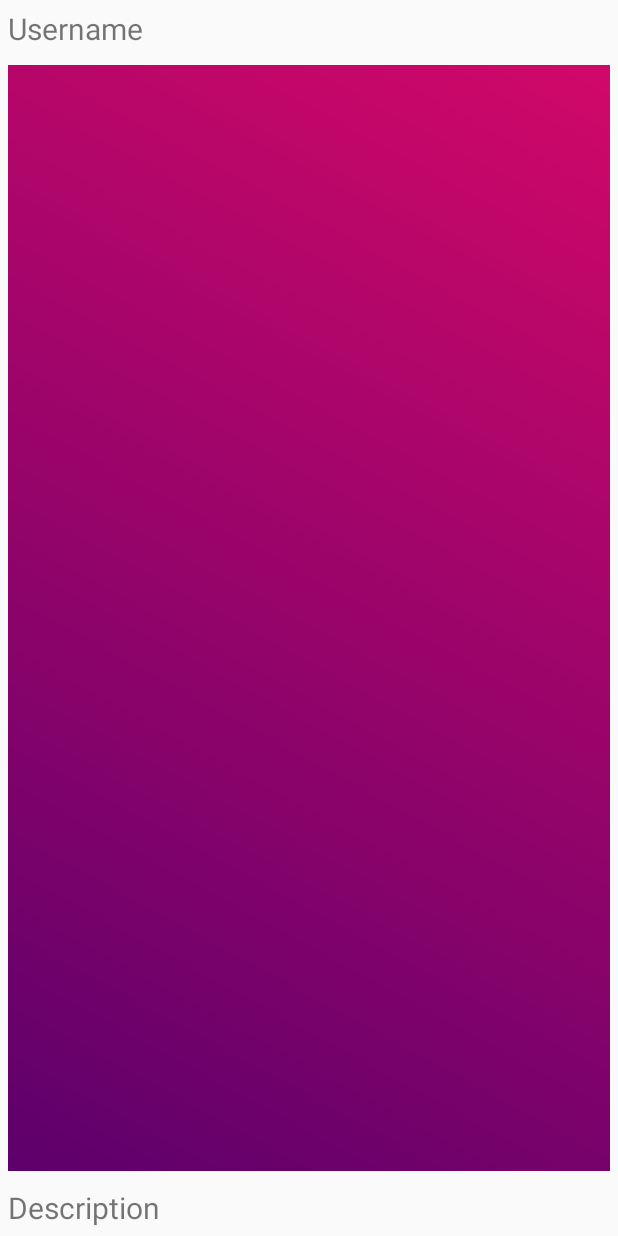
After one commit to Bertogonz3000/Parsetegram, an Android app: the PostDetailsActivity screen opened directly, with no data from a screen before it, on a phone screen of 412 x 824 dp. The commit adds this screen. Run offline under Robolectric (Android 15) with nearby library versions, the phone set to English and light mode, and no system bars.

Commit message:
Creating postdetailsactivity

```diff
--- a/app/src/main/AndroidManifest.xml
+++ b/app/src/main/AndroidManifest.xml
@@ -38,7 +38,8 @@
                 android:resource="@xml/paths" />
         </provider>
 
-        <activity android:name=".FeedActivity"></activity>
+        <activity android:name=".FeedActivity" />
+        <activity android:name=".PostDetailsActivity"></activity>
     </application>
 
 </manifest>
--- a/app/src/main/java/com/example/bertogonz3000/parstegram/Model/Post.java
+++ b/app/src/main/java/com/example/bertogonz3000/parstegram/Model/Post.java
@@ -11,6 +11,7 @@ import com.parse.ParseFile;
 import com.parse.ParseObject;
 import com.parse.ParseQuery;
 import com.parse.ParseUser;
+
 
 import java.util.ArrayList;
 import java.util.List;
@@ -49,8 +50,6 @@ public class Post extends ParseObject{
     }
 
 
-
-
     //Query of a Post
     public static class Query extends ParseQuery<Post> {
 
--- a/app/src/main/java/com/example/bertogonz3000/parstegram/PostAdapter.java
+++ b/app/src/main/java/com/example/bertogonz3000/parstegram/PostAdapter.java
@@ -1,6 +1,7 @@
 package com.example.bertogonz3000.parstegram;
 
 import android.content.Context;
+import android.content.Intent;
 import android.support.annotation.NonNull;
 import android.support.v7.widget.RecyclerView;
 import android.view.LayoutInflater;
@@ -18,6 +19,7 @@ import java.util.List;
 
 import com.bumptech.glide.annotation.GlideModule;
 import com.bumptech.glide.module.AppGlideModule;
+
 
 public class PostAdapter extends RecyclerView.Adapter<PostAdapter.ViewHolder>{
 
@@ -76,7 +78,7 @@ public class PostAdapter extends RecyclerView.Adapter<PostAdapter.ViewHolder>{
         return posts.size();
     }
 
-    public class ViewHolder extends RecyclerView.ViewHolder{
+    public class ViewHolder extends RecyclerView.ViewHolder implements View.OnClickListener{
 
         private ImageView postImage;
         private TextView postUsername, postDescription;
@@ -88,7 +90,27 @@ public class PostAdapter extends RecyclerView.Adapter<PostAdapter.ViewHolder>{
             postUsername = (TextView) itemView.findViewById(R.id.postUsername);
             postDescription = (TextView) itemView.findViewById(R.id.postDescription);
 
+            itemView.setOnClickListener(this);
         }
+
+        @Override
+        public void onClick(View view){
+            int position = getAdapterPosition();
+
+            if (position != RecyclerView.NO_POSITION){
+
+                Post post = posts.get(position);
+
+                //TODO - Create postdeatilsactivity
+                Intent intent = new Intent(context, PostDetailsActivity.class);
+
+                intent.putExtra("post", post.getObjectId());
+
+                context.startActivity(intent);
+
+            }
+        }
+
     }
 
 
--- /dev/null
+++ b/app/src/main/java/com/example/bertogonz3000/parstegram/PostDetailsActivity.java
@@ -0,0 +1,29 @@
+package com.example.bertogonz3000.parstegram;
+
+import android.support.v7.app.AppCompatActivity;
+import android.os.Bundle;
+import android.widget.ImageView;
+import android.widget.TextView;
+
+public class PostDetailsActivity extends AppCompatActivity {
+
+    private ImageView postDetailsImage;
+    private TextView postDetailsUsername, postDetailsDescription;
+
+    @Override
+    protected void onCreate(Bundle savedInstanceState) {
+        super.onCreate(savedInstanceState);
+        setContentView(R.layout.activity_post_details);
+
+        postDetailsDescription = (TextView) findViewById(R.id.postDetailsDescription);
+        postDetailsImage = (ImageView) findViewById(R.id.postDetailsImage);
+        postDetailsUsername = (TextView) findViewById(R.id.postDetailsUsername);
+
+        populatePost();
+    }
+
+    public void populatePost(){
+
+    }
+
+}
--- /dev/null
+++ b/app/src/main/res/layout/activity_post_details.xml
@@ -0,0 +1,39 @@
+<?xml version="1.0" encoding="utf-8"?>
+<RelativeLayout xmlns:android="http://schemas.android.com/apk/res/android"
+    xmlns:app="http://schemas.android.com/apk/res-auto"
+    xmlns:tools="http://schemas.android.com/tools"
+    android:layout_width="match_parent"
+    android:layout_height="match_parent"
+    tools:context=".PostDetailsActivity">
+
+
+    <ImageView
+        android:id="@+id/postDetailsImage"
+        android:layout_width="match_parent"
+        android:layout_height="match_parent"
+        android:layout_above="@id/postDetailsDescription"
+        android:layout_below="@id/postDetailsUsername"
+        android:padding="5dp"
+        android:src="@drawable/login_gradient"
+        />
+
+    <TextView
+        android:id="@+id/postDetailsUsername"
+        android:layout_width="match_parent"
+        android:layout_height="wrap_content"
+        android:text="Username"
+        android:layout_alignParentTop="true"
+        android:textSize="20dp"
+        android:padding="5dp"
+        />
+
+    <TextView
+        android:id="@+id/postDetailsDescription"
+        android:layout_width="match_parent"
+        android:layout_height="wrap_content"
+        android:text="Description"
+        android:layout_alignParentBottom="true"
+        android:textSize="20dp"
+        android:padding="5dp"/>
+
+</RelativeLayout>
```
